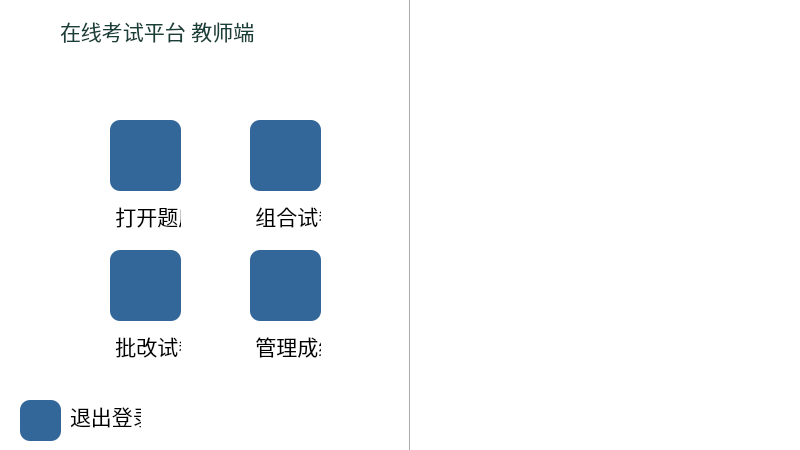
Before: the Qt Designer form source/teacherwindow.ui in Sodataco/exam-system, drawn with Qt 5.
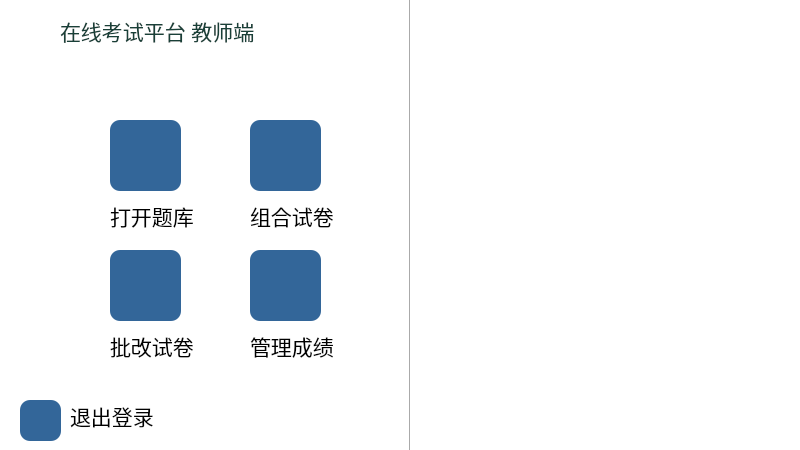
After: the same form once the commit is applied. Icons and pictures are not drawn.

Commit message: 管理员界面优化

What changed in the file:
```diff
--- a/source/teacherwindow.ui
+++ b/source/teacherwindow.ui
@@ -253,7 +253,7 @@
     <rect>
      <x>110</x>
      <y>200</y>
-     <width>71</width>
+     <width>91</width>
      <height>31</height>
     </rect>
    </property>
@@ -271,7 +271,7 @@
 }</string>
    </property>
    <property name="text">
-    <string> 打开题库</string>
+    <string>打开题库</string>
    </property>
   </widget>
   <widget class="QLabel" name="label_4">
@@ -279,7 +279,7 @@
     <rect>
      <x>250</x>
      <y>200</y>
-     <width>71</width>
+     <width>91</width>
      <height>31</height>
     </rect>
    </property>
@@ -297,7 +297,7 @@
 }</string>
    </property>
    <property name="text">
-    <string> 组合试卷</string>
+    <string>组合试卷</string>
    </property>
   </widget>
   <widget class="QLabel" name="label_5">
@@ -305,7 +305,7 @@
     <rect>
      <x>110</x>
      <y>330</y>
-     <width>71</width>
+     <width>91</width>
      <height>31</height>
     </rect>
    </property>
@@ -323,7 +323,7 @@
 }</string>
    </property>
    <property name="text">
-    <string> 批改试卷</string>
+    <string>批改试卷</string>
    </property>
   </widget>
   <widget class="QLabel" name="label_6">
@@ -331,7 +331,7 @@
     <rect>
      <x>250</x>
      <y>330</y>
-     <width>71</width>
+     <width>91</width>
      <height>31</height>
     </rect>
    </property>
@@ -349,7 +349,7 @@
 }</string>
    </property>
    <property name="text">
-    <string> 管理成绩</string>
+    <string>管理成绩</string>
    </property>
   </widget>
   <widget class="QLabel" name="label_7">
@@ -357,7 +357,7 @@
     <rect>
      <x>70</x>
      <y>400</y>
-     <width>71</width>
+     <width>91</width>
      <height>31</height>
     </rect>
    </property>
```
The commit also changes 3 other files.
